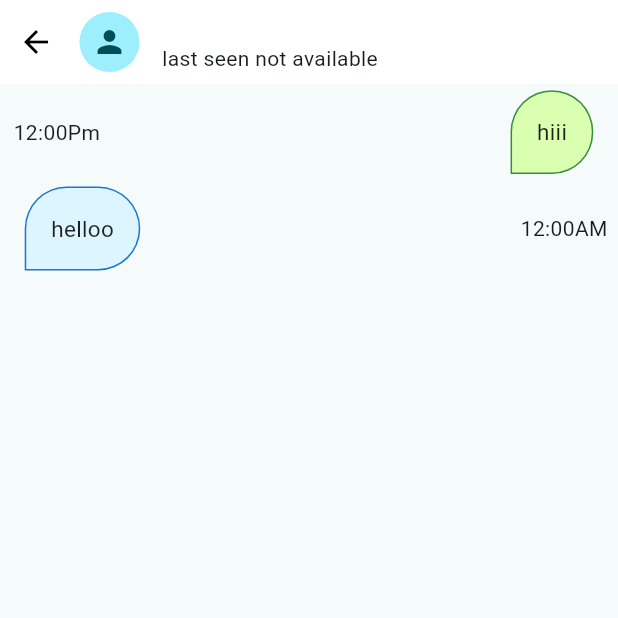
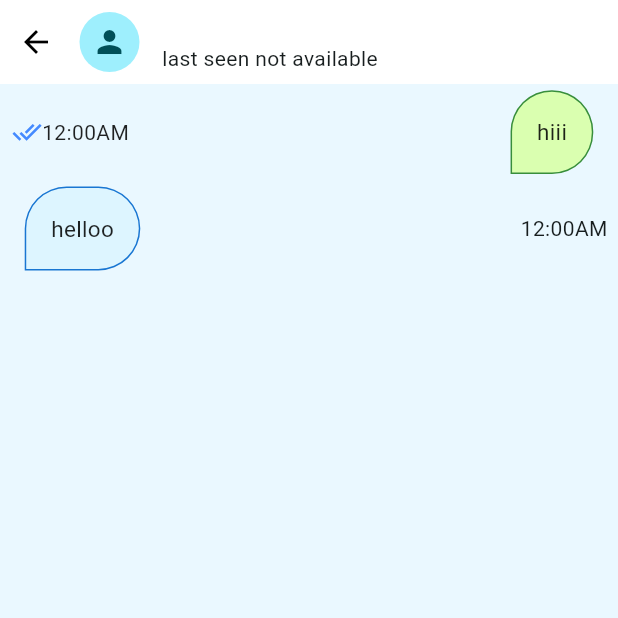
Before and after one commit to puskottampandey/Chat-App, a Flutter app: the ChatScreen screen opened directly with empty values, after a tap on the "send" icon, on a phone screen of 412 x 824 dp, the top half of it. Run offline on Flutter 3.47's test engine with Material 2 defaults, Android fonts, the phone set to English and light mode, and no system bars; drawn by our look-alikes of cached_network_image; our stand-ins replace cloud_firestore, connectivity, firebase_auth, firebase_core, firebase_storage, google_sign_in and 1 more; accounts and stored records are empty; network calls fail.

```diff
--- a/lib/api/api.dart
+++ b/lib/api/api.dart
@@ -1,6 +1,7 @@
 import 'dart:io';
 
 import 'package:chatapp/models/chat_user.dart';
+import 'package:chatapp/models/messages.dart';
 import 'package:cloud_firestore/cloud_firestore.dart';
 import 'package:firebase_auth/firebase_auth.dart';
 import 'package:firebase_storage/firebase_storage.dart';
@@ -92,11 +93,33 @@ class APIs {
     });
   }
 
-// getting all messages of a specfic conversion from firesotore database
-  static Stream<QuerySnapshot<Map<String, dynamic>>> getAllMessages() {
+// usefu for getting conversion id
+  static String getConversionID(String id) => user.uid.hashCode == id.hashCode
+      ? '${user.uid}_$id'
+      : '${id}_${user.uid}';
+// getting all messages of a specfic conversion from firesotore
+  static Stream<QuerySnapshot<Map<String, dynamic>>> getAllMessages(
+      ChatUser user) {
     return firestore
-        .collection('messages')
-        .where('id', isNotEqualTo: user.uid)
+        .collection('chats/${getConversionID(user.id!)}/messages/')
         .snapshots();
   }
+
+  // for sending message
+  static Future<void> sendMessage(ChatUser chatUser, String msg) async {
+    //message sending time or (also used as id)
+    final time = DateTime.now().millisecondsSinceEpoch.toString();
+//messsage to sen
+    final Messages message = Messages(
+      told: chatUser.id,
+      msg: msg,
+      read: "",
+      type: Type.text,
+      fromId: user.uid,
+      sent: time,
+    );
+    final ref = firestore
+        .collection('chats/${getConversionID(chatUser.id!)}/messages/');
+    await ref.doc(time).set(message.toJson());
+  }
 }
--- a/lib/screens/chat_screen.dart
+++ b/lib/screens/chat_screen.dart
@@ -1,6 +1,7 @@
 import 'package:cached_network_image/cached_network_image.dart';
 import 'package:chatapp/models/chat_user.dart';
 import 'package:chatapp/widgets/message_card.dart';
+import 'package:firebase_auth/firebase_auth.dart';
 import 'package:flutter/material.dart';
 
 import '../api/api.dart';
@@ -15,6 +16,7 @@ class ChatScreen extends StatefulWidget {
 }
 
 class _ChatScreenState extends State<ChatScreen> {
+  final TextEditingController controller = TextEditingController();
   List<Messages> _list = [];
   // custom appbar
   Widget _appbar() {
@@ -88,6 +90,7 @@ class _ChatScreenState extends State<ChatScreen> {
                   ),
                   Expanded(
                     child: TextField(
+                      controller: controller,
                       keyboardType: TextInputType.multiline,
                       maxLines: null,
                       decoration: InputDecoration(
@@ -116,7 +119,12 @@ class _ChatScreenState extends State<ChatScreen> {
           ),
           // sent button
           MaterialButton(
-              onPressed: () {},
+              onPressed: () {
+                if (controller.text.isNotEmpty) {
+                  APIs.sendMessage(widget.user, controller.text);
+                  controller.text = "";
+                }
+              },
               minWidth: 0,
               padding: EdgeInsets.only(top: 5, bottom: 5, left: 10, right: 5),
               shape: CircleBorder(),
@@ -137,18 +145,20 @@ class _ChatScreenState extends State<ChatScreen> {
         automaticallyImplyLeading: false,
         flexibleSpace: _appbar(),
       ),
+      backgroundColor: Color.fromARGB(255, 234, 248, 255),
       body: Column(
         children: [
           Expanded(
             child: StreamBuilder(
-              stream: APIs.getAllMessages(),
+              stream: APIs.getAllMessages(widget.user),
               builder: ((context, snapshot) {
                 final data = snapshot.data?.docs;
-                // list =
-                //  data?.map((e) => ChatUser.fromJson(e.data())).toList() ??
-                //   [];
-                //  } else
-                Center(child: CircularProgressIndicator());
+                if (snapshot.hasData) {
+                  _list =
+                      data?.map((e) => Messages.fromJson(e.data())).toList() ??
+                          [];
+                } else
+                  Center(child: CircularProgressIndicator());
                 _list.clear();
                 _list.add(
                   Messages(
--- a/lib/widgets/message_card.dart
+++ b/lib/widgets/message_card.dart
@@ -59,14 +59,23 @@ class _MessageCardState extends State<MessageCard> {
   //our messaages
   Widget greenMessages() {
     return Row(mainAxisAlignment: MainAxisAlignment.spaceBetween, children: [
+      Row(
+        children: [
+          //double tick blue icon fo message read
+          SizedBox(
+            width: 8,
+          ),
+
+          Icon(Icons.done_all_outlined, color: Colors.blueAccent, size: 20),
+          // for adding some space
+          //read time
+          Text(
+            '${widget.messages.read!}12:00AM',
+            style: TextStyle(color: Colors.black87),
+          ),
+        ],
+      ),
       //message content
-
-      Padding(
-        padding: const EdgeInsets.only(left: 9),
-        child: Text(
-          widget.messages.sent!,
-        ),
-      ),
       Flexible(
         child: Container(
           margin: EdgeInsets.symmetric(
```
